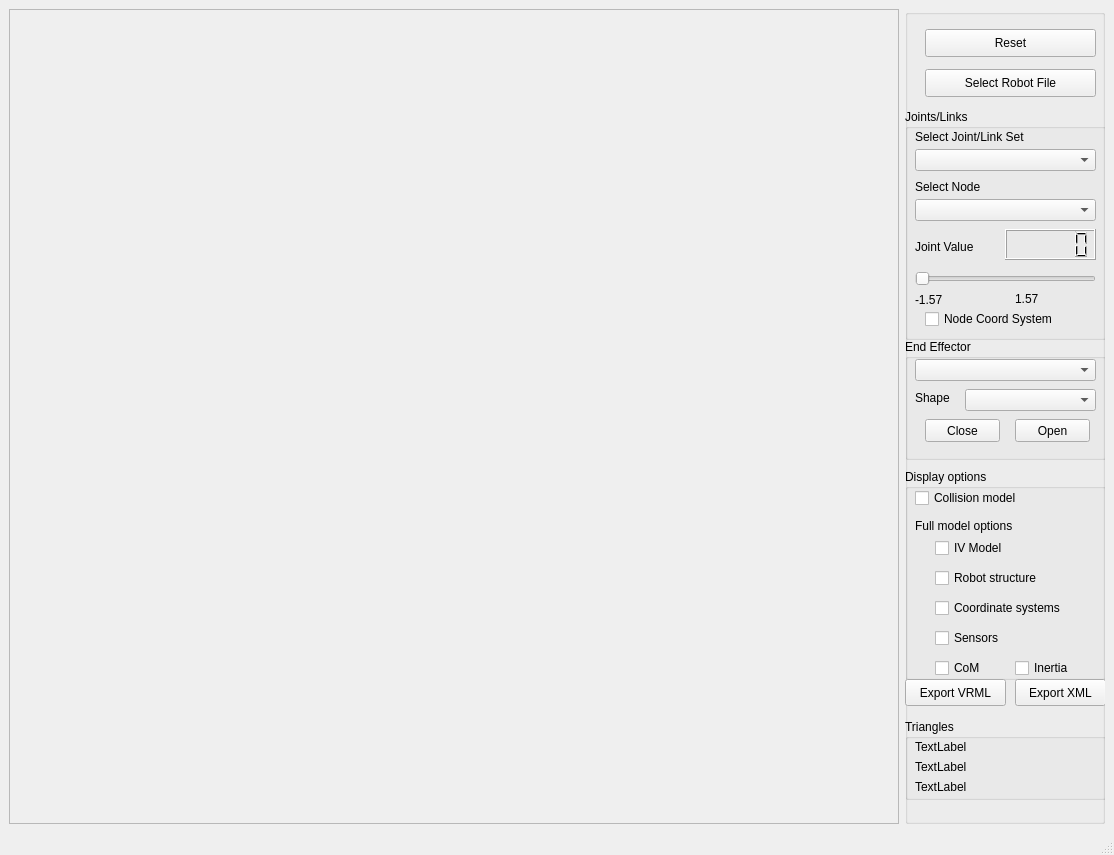
This is VirtualRobot/examples/RobotViewer/RobotViewer.ui in softbankrobotics-research/Simox as Qt 5 draws it before an edit. The edited form follows.
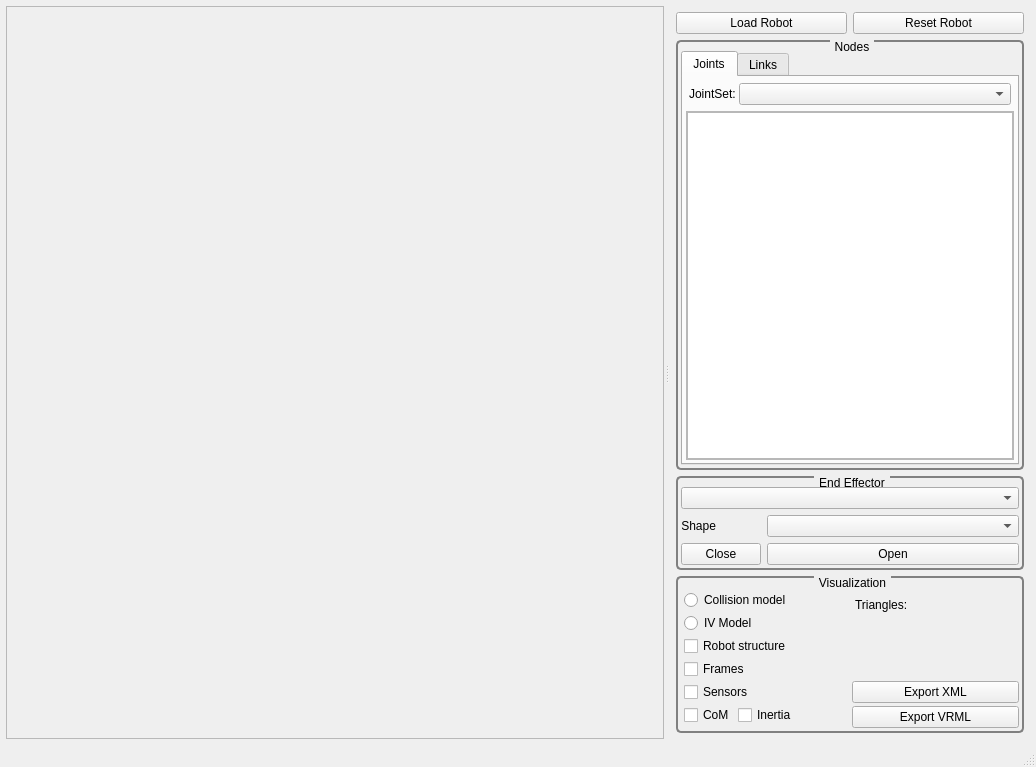
This is the edited form.

Commit message: reworked robotviewer links<->joints separation and some ui changes

Patch:
```diff
--- a/VirtualRobot/examples/RobotViewer/RobotViewer.ui
+++ b/VirtualRobot/examples/RobotViewer/RobotViewer.ui
@@ -6,492 +6,576 @@
    <rect>
     <x>0</x>
     <y>0</y>
-    <width>1114</width>
-    <height>855</height>
+    <width>1036</width>
+    <height>767</height>
    </rect>
   </property>
   <property name="windowTitle">
    <string>Simox Robot Viewer</string>
   </property>
   <widget class="QWidget" name="centralwidget">
-   <layout class="QGridLayout" name="gridLayout">
-    <item row="0" column="0">
-     <widget class="QFrame" name="frameViewer">
+   <layout class="QHBoxLayout" name="horizontalLayout">
+    <property name="leftMargin">
+     <number>6</number>
+    </property>
+    <property name="topMargin">
+     <number>6</number>
+    </property>
+    <property name="rightMargin">
+     <number>6</number>
+    </property>
+    <property name="bottomMargin">
+     <number>6</number>
+    </property>
+    <item>
+     <widget class="QSplitter" name="splitter">
       <property name="frameShape">
-       <enum>QFrame::StyledPanel</enum>
+       <enum>QFrame::NoFrame</enum>
       </property>
       <property name="frameShadow">
-       <enum>QFrame::Raised</enum>
+       <enum>QFrame::Plain</enum>
       </property>
-     </widget>
-    </item>
-    <item row="0" column="1">
-     <widget class="QGroupBox" name="groupBox">
-      <property name="maximumSize">
-       <size>
-        <width>200</width>
-        <height>16777215</height>
-       </size>
+      <property name="orientation">
+       <enum>Qt::Horizontal</enum>
       </property>
-      <property name="title">
-       <string/>
+      <property name="handleWidth">
+       <number>6</number>
       </property>
-      <widget class="QPushButton" name="pushButtonReset">
-       <property name="geometry">
-        <rect>
-         <x>20</x>
-         <y>20</y>
-         <width>171</width>
-         <height>28</height>
-        </rect>
+      <widget class="QFrame" name="frameViewer">
+       <property name="sizePolicy">
+        <sizepolicy hsizetype="Expanding" vsizetype="Expanding">
+         <horstretch>0</horstretch>
+         <verstretch>0</verstretch>
+        </sizepolicy>
        </property>
-       <property name="text">
-        <string>Reset</string>
+       <property name="minimumSize">
+        <size>
+         <width>0</width>
+         <height>0</height>
+        </size>
        </property>
-      </widget>
-      <widget class="QGroupBox" name="groupBox_2">
-       <property name="geometry">
-        <rect>
-         <x>0</x>
-         <y>460</y>
-         <width>201</width>
-         <height>211</height>
-        </rect>
+       <property name="frameShape">
+        <enum>QFrame::StyledPanel</enum>
        </property>
-       <property name="title">
-        <string>Display options</string>
+       <property name="frameShadow">
+        <enum>QFrame::Raised</enum>
        </property>
-       <widget class="QCheckBox" name="checkBoxColModel">
-        <property name="geometry">
-         <rect>
-          <x>10</x>
-          <y>19</y>
-          <width>131</width>
-          <height>20</height>
-         </rect>
-        </property>
-        <property name="text">
-         <string>Collision model</string>
-        </property>
-       </widget>
-       <widget class="QCheckBox" name="checkBoxStructure">
-        <property name="geometry">
-         <rect>
-          <x>30</x>
-          <y>99</y>
-          <width>161</width>
-          <height>20</height>
-         </rect>
-        </property>
-        <property name="text">
-         <string>Robot structure</string>
-        </property>
-       </widget>
-       <widget class="QCheckBox" name="checkBoxRobotCoordSystems">
-        <property name="geometry">
-         <rect>
-          <x>30</x>
-          <y>129</y>
-          <width>161</width>
-          <height>20</height>
-         </rect>
-        </property>
-        <property name="text">
-         <string>Coordinate systems</string>
-        </property>
-       </widget>
-       <widget class="QCheckBox" name="checkBoxFullModel">
-        <property name="geometry">
-         <rect>
-          <x>30</x>
-          <y>69</y>
-          <width>131</width>
-          <height>20</height>
-         </rect>
-        </property>
-        <property name="text">
-         <string>IV Model</string>
-        </property>
-       </widget>
-       <widget class="QLabel" name="label">
-        <property name="geometry">
-         <rect>
-          <x>10</x>
-          <y>49</y>
-          <width>131</width>
-          <height>16</height>
-         </rect>
-        </property>
-        <property name="text">
-         <string>Full model options</string>
-        </property>
-       </widget>
-       <widget class="QCheckBox" name="checkBoxPhysicsCoM">
-        <property name="geometry">
-         <rect>
-          <x>30</x>
-          <y>189</y>
-          <width>71</width>
-          <height>20</height>
-         </rect>
-        </property>
-        <property name="text">
-         <string>CoM</string>
-        </property>
-       </widget>
-       <widget class="QCheckBox" name="checkBoxPhysicsInertia">
-        <property name="geometry">
-         <rect>
-          <x>110</x>
-          <y>189</y>
-          <width>81</width>
-          <height>20</height>
-         </rect>
-        </property>
-        <property name="text">
-         <string>Inertia</string>
-        </property>
-       </widget>
-       <widget class="QCheckBox" name="checkBoxRobotSensors">
-        <property name="geometry">
-         <rect>
-          <x>30</x>
-          <y>159</y>
-          <width>131</width>
-          <height>20</height>
-         </rect>
-        </property>
-        <property name="text">
-         <string>Sensors</string>
-        </property>
-       </widget>
       </widget>
-      <widget class="QPushButton" name="pushButtonLoad">
-       <property name="geometry">
-        <rect>
-         <x>20</x>
-         <y>60</y>
-         <width>171</width>
-         <height>28</height>
-        </rect>
+      <widget class="QWidget" name="widgetControls" native="true">
+       <property name="sizePolicy">
+        <sizepolicy hsizetype="Preferred" vsizetype="Preferred">
+         <horstretch>0</horstretch>
+         <verstretch>0</verstretch>
+        </sizepolicy>
        </property>
-       <property name="text">
-        <string>Select Robot File</string>
+       <property name="minimumSize">
+        <size>
+         <width>0</width>
+         <height>0</height>
+        </size>
        </property>
-      </widget>
-      <widget class="QGroupBox" name="groupBox_3">
-       <property name="geometry">
-        <rect>
-         <x>0</x>
-         <y>100</y>
-         <width>201</width>
-         <height>231</height>
-        </rect>
+       <property name="maximumSize">
+        <size>
+         <width>360</width>
+         <height>16777215</height>
+        </size>
        </property>
-       <property name="title">
-        <string>Joints/Links</string>
-       </property>
-       <property name="flat">
-        <bool>false</bool>
-       </property>
-       <property name="checkable">
-        <bool>false</bool>
-       </property>
-       <widget class="QLabel" name="label_2">
-        <property name="geometry">
-         <rect>
-          <x>10</x>
-          <y>130</y>
-          <width>81</width>
-          <height>16</height>
-         </rect>
+       <layout class="QVBoxLayout" name="verticalLayout">
+        <property name="leftMargin">
+         <number>6</number>
         </property>
-        <property name="text">
-         <string>Joint Value</string>
+        <property name="topMargin">
+         <number>6</number>
         </property>
-       </widget>
-       <widget class="QLCDNumber" name="lcdNumberJointValue">
-        <property name="geometry">
-         <rect>
-          <x>100</x>
-          <y>120</y>
-          <width>91</width>
-          <height>31</height>
-         </rect>
+        <property name="rightMargin">
+         <number>6</number>
         </property>
-        <property name="smallDecimalPoint">
-         <bool>true</bool>
+        <property name="bottomMargin">
+         <number>6</number>
         </property>
-        <property name="digitCount">
-         <number>5</number>
-        </property>
-        <property name="value" stdset="0">
-         <double>0.000000000000000</double>
-        </property>
-       </widget>
-       <widget class="QSlider" name="horizontalSliderPos">
-        <property name="geometry">
-         <rect>
-          <x>10</x>
-          <y>160</y>
-          <width>181</width>
-          <height>20</height>
-         </rect>
-        </property>
-        <property name="maximum">
-         <number>1000</number>
-        </property>
-        <property name="pageStep">
-         <number>50</number>
-        </property>
-        <property name="orientation">
-         <enum>Qt::Horizontal</enum>
-        </property>
-       </widget>
-       <widget class="QLabel" name="labelMinPos">
-        <property name="geometry">
-         <rect>
-          <x>10</x>
-          <y>180</y>
-          <width>91</width>
-          <height>21</height>
-         </rect>
-        </property>
-        <property name="text">
-         <string>-1.57</string>
-        </property>
-       </widget>
-       <widget class="QLabel" name="labelMaxPos">
-        <property name="geometry">
-         <rect>
-          <x>110</x>
-          <y>180</y>
-          <width>81</width>
-          <height>20</height>
-         </rect>
-        </property>
-        <property name="layoutDirection">
-         <enum>Qt::RightToLeft</enum>
-        </property>
-        <property name="text">
-         <string>1.57</string>
-        </property>
-       </widget>
-       <widget class="QComboBox" name="comboBoxJoint">
-        <property name="geometry">
-         <rect>
-          <x>10</x>
-          <y>90</y>
-          <width>181</width>
-          <height>22</height>
-         </rect>
-        </property>
-       </widget>
-       <widget class="QCheckBox" name="checkBoxShowCoordSystem">
-        <property name="geometry">
-         <rect>
-          <x>20</x>
-          <y>200</y>
-          <width>171</width>
-          <height>20</height>
-         </rect>
-        </property>
-        <property name="text">
-         <string>Node Coord System</string>
-        </property>
-       </widget>
-       <widget class="QComboBox" name="comboBoxRobotNodeSet">
-        <property name="geometry">
-         <rect>
-          <x>10</x>
-          <y>40</y>
-          <width>181</width>
-          <height>22</height>
-         </rect>
-        </property>
-       </widget>
-       <widget class="QLabel" name="label_3">
-        <property name="geometry">
-         <rect>
-          <x>10</x>
-          <y>20</y>
-          <width>161</width>
-          <height>16</height>
-         </rect>
-        </property>
-        <property name="text">
-         <string>Select Joint/Link Set</string>
-        </property>
-       </widget>
-       <widget class="QLabel" name="label_4">
-        <property name="geometry">
-         <rect>
-          <x>10</x>
-          <y>70</y>
-          <width>131</width>
-          <height>16</height>
-         </rect>
-        </property>
-        <property name="text">
-         <string>Select Node</string>
-        </property>
-       </widget>
-      </widget>
-      <widget class="QGroupBox" name="groupBox_4">
-       <property name="geometry">
-        <rect>
-         <x>0</x>
-         <y>330</y>
-         <width>201</width>
-         <height>121</height>
-        </rect>
-       </property>
-       <property name="title">
-        <string>End Effector</string>
-       </property>
-       <widget class="QComboBox" name="comboBoxEndEffector">
-        <property name="geometry">
-         <rect>
-          <x>10</x>
-          <y>20</y>
-          <width>181</width>
-          <height>22</height>
-         </rect>
-        </property>
-       </widget>
-       <widget class="QPushButton" name="pushButtonClose">
-        <property name="geometry">
-         <rect>
-          <x>20</x>
-          <y>80</y>
-          <width>75</width>
-          <height>23</height>
-         </rect>
-        </property>
-        <property name="text">
-         <string>Close</string>
-        </property>
-       </widget>
-       <widget class="QPushButton" name="pushButtonOpen">
-        <property name="geometry">
-         <rect>
-          <x>110</x>
-          <y>80</y>
-          <width>75</width>
-          <height>23</height>
-         </rect>
-        </property>
-        <property name="text">
-         <string>Open</string>
-        </property>
-       </widget>
-       <widget class="QComboBox" name="comboBoxEndEffectorPS">
-        <property name="geometry">
-         <rect>
-          <x>60</x>
-          <y>50</y>
-          <width>131</width>
-          <height>22</height>
-         </rect>
-        </property>
-       </widget>
-       <widget class="QLabel" name="label_5">
-        <property name="geometry">
-         <rect>
-          <x>10</x>
-          <y>50</y>
-          <width>51</width>
-          <height>17</height>
-         </rect>
-        </property>
-        <property name="text">
-         <string>Shape</string>
-        </property>
-       </widget>
-      </widget>
-      <widget class="QGroupBox" name="groupBox_5">
-       <property name="geometry">
-        <rect>
-         <x>0</x>
-         <y>710</y>
-         <width>201</width>
-         <height>81</height>
-        </rect>
-       </property>
-       <property name="title">
-        <string>Triangles</string>
-       </property>
-       <widget class="QLabel" name="labelInfo1">
-        <property name="geometry">
-         <rect>
-          <x>10</x>
-          <y>20</y>
-          <width>181</width>
-          <height>16</height>
-         </rect>
-        </property>
-        <property name="text">
-         <string>TextLabel</string>
-        </property>
-       </widget>
-       <widget class="QLabel" name="labelInfo2">
-        <property name="geometry">
-         <rect>
-          <x>10</x>
-          <y>40</y>
-          <width>191</width>
-          <height>16</height>
-         </rect>
-        </property>
-        <property name="text">
-         <string>TextLabel</string>
-        </property>
-       </widget>
-       <widget class="QLabel" name="labelInfo3">
-        <property name="geometry">
-         <rect>
-          <x>10</x>
-          <y>60</y>
-          <width>191</width>
-          <height>16</height>
-         </rect>
-        </property>
-        <property name="text">
-         <string>TextLabel</string>
-        </property>
-       </widget>
-      </widget>
-      <widget class="QPushButton" name="ExportVRML20">
-       <property name="geometry">
-        <rect>
-         <x>0</x>
-         <y>670</y>
-         <width>101</width>
-         <height>27</height>
-        </rect>
-       </property>
-       <property name="toolTip">
-        <string>Export to single VRML file</string>
-       </property>
-       <property name="text">
-        <string>Export VRML</string>
-       </property>
-      </widget>
-      <widget class="QPushButton" name="ExportXML">
-       <property name="geometry">
-        <rect>
-         <x>110</x>
-         <y>670</y>
-         <width>91</width>
-         <height>27</height>
-        </rect>
-       </property>
-       <property name="toolTip">
-        <string>Export to simox XML format</string>
-       </property>
-       <property name="text">
-        <string>Export XML</string>
-       </property>
+        <item>
+         <widget class="QWidget" name="widget_3" native="true">
+          <layout class="QHBoxLayout" name="horizontalLayout_2">
+           <property name="leftMargin">
+            <number>0</number>
+           </property>
+           <property name="topMargin">
+            <number>0</number>
+           </property>
+           <property name="rightMargin">
+            <number>0</number>
+           </property>
+           <property name="bottomMargin">
+            <number>0</number>
+           </property>
+           <item>
+            <widget class="QPushButton" name="btnLoadRobot">
+             <property name="text">
+              <string>Load Robot</string>
+             </property>
+            </widget>
+           </item>
+           <item>
+            <widget class="QPushButton" name="btnResetRobot">
+             <property name="text">
+              <string>Reset Robot</string>
+             </property>
+            </widget>
+           </item>
+          </layout>
+         </widget>
+        </item>
+        <item>
+         <widget class="QGroupBox" name="gBoxNodes">
+          <property name="styleSheet">
+           <string notr="true">QGroupBox{border:2px solid gray;border-radius:5px;margin-top: 1ex;} QGroupBox::title{subcontrol-origin: margin;subcontrol-position:top center;padding:0 3px;}</string>
+          </property>
+          <property name="title">
+           <string>Nodes</string>
+          </property>
+          <layout class="QVBoxLayout" name="verticalLayout_3">
+           <property name="leftMargin">
+            <number>3</number>
+           </property>
+           <property name="topMargin">
+            <number>9</number>
+           </property>
+           <property name="rightMargin">
+            <number>3</number>
+           </property>
+           <property name="bottomMargin">
+            <number>3</number>
+           </property>
+           <item>
+            <widget class="QTabWidget" name="tabWidgetNodes">
+             <property name="currentIndex">
+              <number>0</number>
+             </property>
+             <widget class="QWidget" name="tabJoints">
+              <attribute name="title">
+               <string>Joints</string>
+              </attribute>
+              <layout class="QVBoxLayout" name="verticalLayout_5">
+               <property name="spacing">
+                <number>3</number>
+               </property>
+               <property name="leftMargin">
+                <number>3</number>
+               </property>
+               <property name="topMargin">
+                <number>3</number>
+               </property>
+               <property name="rightMargin">
+                <number>3</number>
+               </property>
+               <property name="bottomMargin">
+                <number>3</number>
+               </property>
+               <item>
+                <widget class="QWidget" name="widget_2" native="true">
+                 <layout class="QFormLayout" name="formLayout_4">
+                  <property name="horizontalSpacing">
+                   <number>3</number>
+                  </property>
+                  <property name="verticalSpacing">
+                   <number>3</number>
+                  </property>
+                  <property name="leftMargin">
+                   <number>3</number>
+                  </property>
+                  <property name="topMargin">
+                   <number>3</number>
+                  </property>
+                  <property name="rightMargin">
+                   <number>3</number>
+                  </property>
+                  <property name="bottomMargin">
+                   <number>3</number>
+                  </property>
+                  <item row="0" column="0">
+                   <widget class="QLabel" name="label_7">
+                    <property name="text">
+                     <string>JointSet:</string>
+                    </property>
+                   </widget>
+                  </item>
+                  <item row="0" column="1">
+                   <widget class="QComboBox" name="cBoxJointSets"/>
+                  </item>
+                 </layout>
+                </widget>
+               </item>
+               <item>
+                <widget class="QScrollArea" name="scrollAreaJoints">
+                 <property name="widgetResizable">
+                  <bool>true</bool>
+                 </property>
+                 <widget class="QWidget" name="scrollAreaWidgetContentsJoints">
+                  <property name="geometry">
+                   <rect>
+                    <x>0</x>
+                    <y>0</y>
+                    <width>326</width>
+                    <height>265</height>
+                   </rect>
+                  </property>
+                  <layout class="QVBoxLayout" name="verticalLayout_6">
+                   <property name="leftMargin">
+                    <number>0</number>
+                   </property>
+                   <property name="topMargin">
+                    <number>0</number>
+                   </property>
+                   <property name="rightMargin">
+                    <number>0</number>
+                   </property>
+                   <property name="bottomMargin">
+                    <number>0</number>
+                   </property>
+                   <item>
+                    <widget class="QTableWidget" name="tableJoints">
+                     <attribute name="horizontalHeaderStretchLastSection">
+                      <bool>true</bool>
+                     </attribute>
+                     <attribute name="verticalHeaderStretchLastSection">
+                      <bool>false</bool>
+                     </attribute>
+                    </widget>
+                   </item>
+                  </layout>
+                 </widget>
+                </widget>
+               </item>
+              </layout>
+             </widget>
+             <widget class="QWidget" name="tabLinks">
+              <attribute name="title">
+               <string>Links</string>
+              </attribute>
+              <layout class="QVBoxLayout" name="verticalLayout_7">
+               <property name="spacing">
+                <number>3</number>
+               </property>
+               <property name="leftMargin">
+                <number>3</number>
+               </property>
+               <property name="topMargin">
+                <number>3</number>
+               </property>
+               <property name="rightMargin">
+                <number>3</number>
+               </property>
+               <property name="bottomMargin">
+                <number>3</number>
+               </property>
+               <item>
+                <widget class="QWidget" name="widget" native="true">
+                 <layout class="QFormLayout" name="formLayout_3">
+                  <property name="horizontalSpacing">
+                   <number>3</number>
+                  </property>
+                  <property name="verticalSpacing">
+                   <number>3</number>
+                  </property>
+                  <property name="leftMargin">
+                   <number>3</number>
+                  </property>
+                  <property name="topMargin">
+                   <number>3</number>
+                  </property>
+                  <property name="rightMargin">
+                   <number>3</number>
+                  </property>
+                  <property name="bottomMargin">
+                   <number>3</number>
+                  </property>
+                  <item row="0" column="0">
+                   <widget class="QLabel" name="label_6">
+                    <property name="text">
+                     <string>LinkSet:</string>
+                    </property>
+                   </widget>
+                  </item>
+                  <item row="0" column="1">
+                   <widget class="QComboBox" name="cBoxLinkSets"/>
+                  </item>
+                 </layout>
+                </widget>
+               </item>
+               <item>
+                <widget class="QScrollArea" name="scrollAreaLinks">
+                 <property name="widgetResizable">
+                  <bool>true</bool>
+                 </property>
+                 <widget class="QWidget" name="scrollAreaWidgetContentsLinks">
+                  <property name="geometry">
+                   <rect>
+                    <x>0</x>
+                    <y>0</y>
+                    <width>326</width>
+                    <height>198</height>
+                   </rect>
+                  </property>
+                  <layout class="QVBoxLayout" name="verticalLayout_8">
+                   <property name="leftMargin">
+                    <number>0</number>
+                   </property>
+                   <property name="topMargin">
+                    <number>0</number>
+                   </property>
+                   <property name="rightMargin">
+                    <number>0</number>
+                   </property>
+                   <property name="bottomMargin">
+                    <number>0</number>
+                   </property>
+                   <item>
+                    <widget class="QListWidget" name="listLinks"/>
+                   </item>
+                  </layout>
+                 </widget>
+                </widget>
+               </item>
+              </layout>
+             </widget>
+            </widget>
+           </item>
+          </layout>
+         </widget>
+        </item>
+        <item>
+         <widget class="QGroupBox" name="groupBox_4">
+          <property name="styleSheet">
+           <string notr="true">QGroupBox{border:2px solid gray;border-radius:5px;margin-top: 1ex;} QGroupBox::title{subcontrol-origin: margin;subcontrol-position:top center;padding:0 3px;}</string>
+          </property>
+          <property name="title">
+           <string>End Effector</string>
+          </property>
+          <layout class="QFormLayout" name="formLayout_2">
+           <property name="leftMargin">
+            <number>3</number>
+           </property>
+           <property name="topMargin">
+            <number>9</number>
+           </property>
+           <property name="rightMargin">
+            <number>3</number>
+           </property>
+           <property name="bottomMargin">
+            <number>3</number>
+           </property>
+           <item row="1" column="0">
+            <widget class="QLabel" name="label_5">
+             <property name="text">
+              <string>Shape</string>
+             </property>
+             <property name="alignment">
+              <set>Qt::AlignRight|Qt::AlignTrailing|Qt::AlignVCenter</set>
+             </property>
+            </widget>
+           </item>
+           <item row="1" column="1">
+            <widget class="QComboBox" name="comboBoxEndEffectorPS"/>
+           </item>
+           <item row="2" column="0">
+            <widget class="QPushButton" name="pushButtonClose">
+             <property name="text">
+              <string>Close</string>
+             </property>
+            </widget>
+           </item>
+           <item row="0" column="0" colspan="2">
+            <widget class="QComboBox" name="comboBoxEndEffector"/>
+           </item>
+           <item row="2" column="1">
+            <widget class="QPushButton" name="pushButtonOpen">
+             <property name="text">
+              <string>Open</string>
+             </property>
+            </widget>
+           </item>
+          </layout>
+         </widget>
+        </item>
+        <item>
+         <widget class="QGroupBox" name="gBoxVisualization">
+          <property name="styleSheet">
+           <string notr="true">QGroupBox{border:2px solid gray;border-radius:5px;margin-top: 1ex;} QGroupBox::title{subcontrol-origin: margin;subcontrol-position:top center;padding:0 3px;}</string>
+          </property>
+          <property name="title">
+           <string>Visualization</string>
+          </property>
+          <layout class="QGridLayout" name="gridLayout_2">
+           <property name="leftMargin">
+            <number>3</number>
+           </property>
+           <property name="topMargin">
+            <number>9</number>
+           </property>
+           <property name="rightMargin">
+            <number>3</number>
+           </property>
+           <property name="bottomMargin">
+            <number>3</number>
+           </property>
+           <property name="spacing">
+            <number>3</number>
+           </property>
+           <item row="1" column="1">
+            <widget class="QPushButton" name="ExportXML">
+             <property name="toolTip">
+              <string>Export to simox XML format</string>
+             </property>
+             <property name="text">
+              <string>Export XML</string>
+             </property>
+            </widget>
+           </item>
+           <item row="2" column="1">
+            <widget class="QPushButton" name="ExportVRML20">
+             <property name="toolTip">
+              <string>Export to single VRML file</string>
+             </property>
+             <property name="text">
+              <string>Export VRML</string>
+             </property>
+            </widget>
+           </item>
+           <item row="0" column="0" rowspan="3">
+            <widget class="QFrame" name="frameVisualization">
+             <layout class="QFormLayout" name="formLayout">
+              <property name="horizontalSpacing">
+               <number>3</number>
+              </property>
+              <property name="verticalSpacing">
+               <number>3</number>
+              </property>
+              <property name="leftMargin">
+               <number>3</number>
+              </property>
+              <property name="topMargin">
+               <number>3</number>
+              </property>
+              <property name="rightMargin">
+               <number>3</number>
+              </property>
+              <property name="bottomMargin">
+               <number>3</number>
+              </property>
+              <item row="2" column="0" colspan="2">
+               <widget class="QCheckBox" name="checkBoxStructure">
+                <property name="text">
+                 <string>Robot structure</string>
+                </property>
+               </widget>
+              </item>
+              <item row="3" column="0" colspan="2">
+               <widget class="QCheckBox" name="checkBoxRobotCoordSystems">
+                <property name="text">
+                 <string>Frames</string>
+                </property>
+               </widget>
+              </item>
+              <item row="4" column="0" colspan="2">
+               <widget class="QCheckBox" name="checkBoxRobotSensors">
+                <property name="text">
+                 <string>Sensors</string>
+                </property>
+               </widget>
+              </item>
+              <item row="5" column="0">
+               <widget class="QCheckBox" name="checkBoxPhysicsCoM">
+                <property name="text">
+                 <string>CoM</string>
+                </property>
+               </widget>
+              </item>
+              <item row="5" column="1">
+               <widget class="QCheckBox" name="checkBoxPhysicsInertia">
+                <property name="text">
+                 <string>Inertia</string>
+                </property>
+               </widget>
+              </item>
+              <item row="0" column="0" colspan="2">
+               <widget class="QRadioButton" name="checkBoxColModel">
+                <property name="text">
+                 <string>Collision model</string>
+                </property>
+               </widget>
+              </item>
+              <item row="1" column="0" colspan="2">
+               <widget class="QRadioButton" name="checkBoxFullModel">
+                <property name="text">
+                 <string>IV Model</string>
+                </property>
+               </widget>
+              </item>
+             </layout>
+            </widget>
+           </item>
+           <item row="0" column="1">
+            <widget class="QFrame" name="frame_5">
+             <property name="sizePolicy">
+              <sizepolicy hsizetype="Preferred" vsizetype="Preferred">
+               <horstretch>0</horstretch>
+               <verstretch>0</verstretch>
+              </sizepolicy>
+             </property>
+             <property name="styleSheet">
+              <string notr="true">QGroupBox{border:0px solid gray;border-radius:5px;margin-top: 1ex;} QGroupBox::title{subcontrol-origin: margin;subcontrol-position:top left;padding:0 0px;}</string>
+             </property>
+             <layout class="QVBoxLayout" name="verticalLayout_4">
+              <property name="spacing">
+               <number>3</number>
+              </property>
+              <property name="leftMargin">
+               <number>3</number>
+              </property>
+              <property name="topMargin">
+               <number>9</number>
+              </property>
+              <property name="rightMargin">
+               <number>3</number>
+              </property>
+              <property name="bottomMargin">
+               <number>3</number>
+              </property>
+              <item>
+               <widget class="QLabel" name="label">
+                <property name="text">
+                 <string>Triangles:</string>
+                </property>
+               </widget>
+              </item>
+              <item>
+               <widget class="QLabel" name="labelInfo1">
+                <property name="text">
+                 <string/>
+                </property>
+               </widget>
+              </item>
+              <item>
+               <widget class="QLabel" name="labelInfo2">
+                <property name="text">
+                 <string/>
+                </property>
+               </widget>
+              </item>
+              <item>
+               <widget class="QLabel" name="labelInfo3">
+                <property name="text">
+                 <string/>
+                </property>
+               </widget>
+              </item>
+             </layout>
+            </widget>
+           </item>
+          </layout>
+         </widget>
+        </item>
+       </layout>
       </widget>
      </widget>
     </item>
```
Left out of the diff: 4 changed lines with no effect on the pictures. The commit also changes 3 other files.
